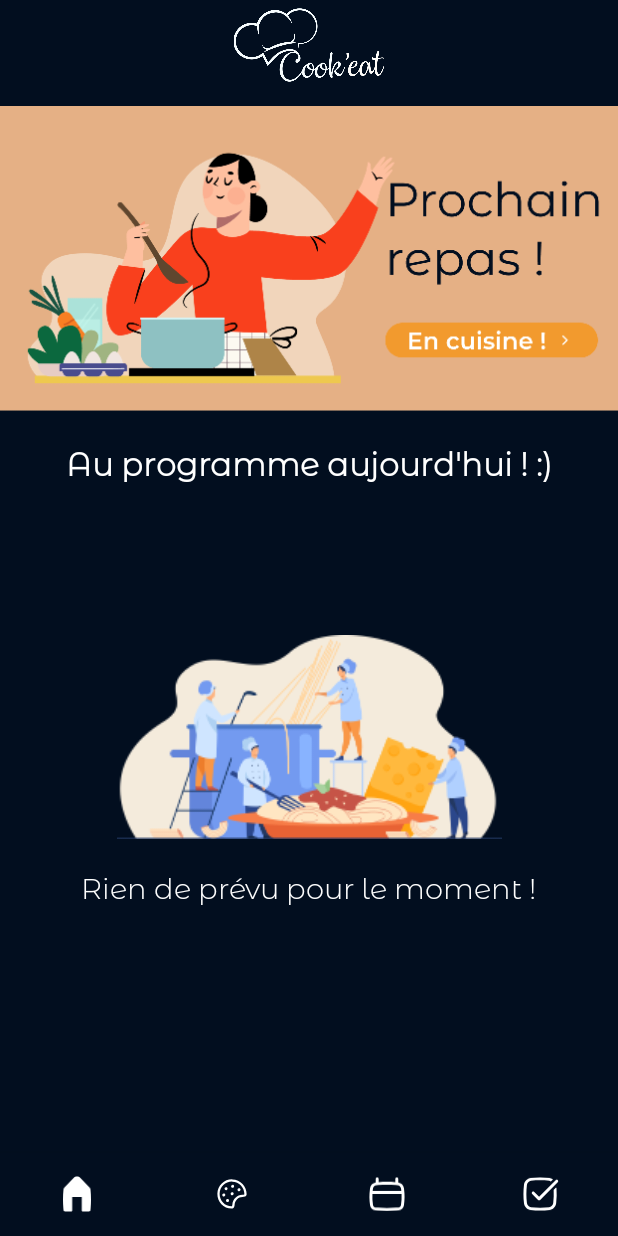
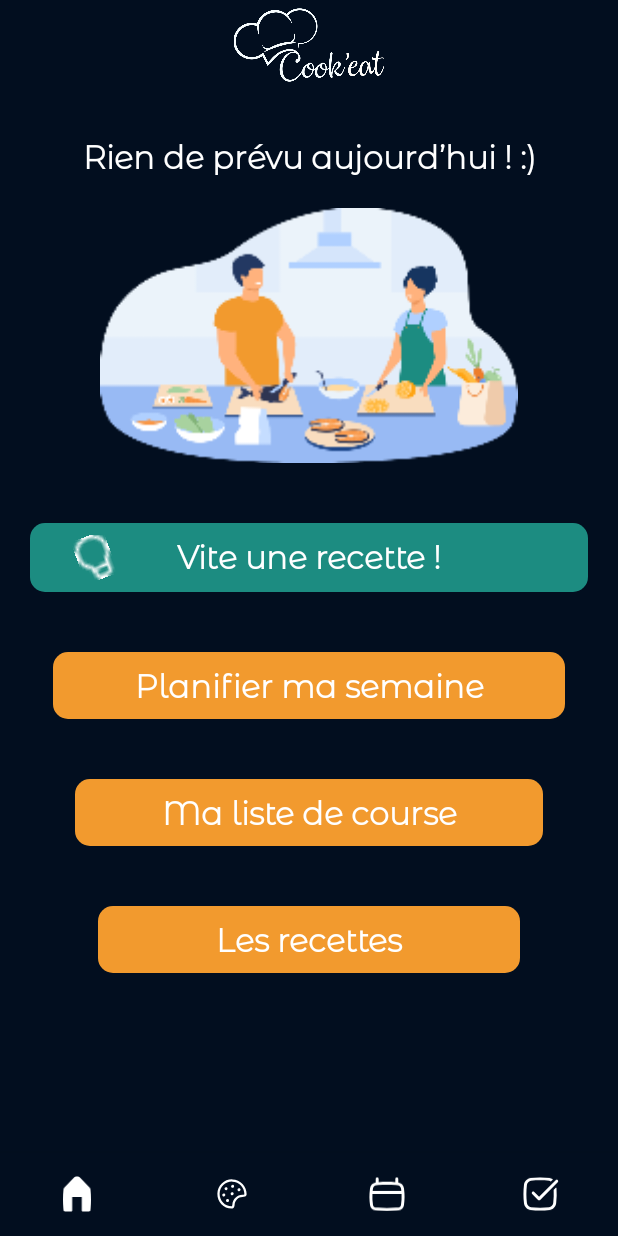
Before and after one commit to Justinb0507/courseList, an Android app: the screen it shows after launch (MainActivity), on a phone screen of 412 x 824 dp. Run offline under Robolectric (Android 15) with nearby library versions, the phone set to English and light mode, and no system bars; our stand-ins replace Firebase (no records; nobody signed in at launch, a user with empty details on screens opened directly); libraries missing offline, so code that uses them is left out: io.grpc; pictures from the network do not load.

Commit message:
Correcetion bug + home modification

```diff
--- a/app/src/main/java/fr/juju/myapplication/MainActivity.kt
+++ b/app/src/main/java/fr/juju/myapplication/MainActivity.kt
@@ -19,6 +19,8 @@ import java.util.logging.Logger.global
 
 class MainActivity : AppCompatActivity() {
 
+    lateinit var navigationView: BottomNavigationView
+
     override fun onCreate(savedInstanceState: Bundle?) {
         super.onCreate(savedInstanceState)
         setContentView(R.layout.activity_main)
@@ -26,7 +28,7 @@ class MainActivity : AppCompatActivity() {
         unprintSoir()
         unprintApero()
         unprintMidi()
-        val navigationView = findViewById<BottomNavigationView>(R.id.navigation_view)
+        navigationView = findViewById<BottomNavigationView>(R.id.navigation_view)
         navigationView.setOnNavigationItemSelectedListener {
             when(it.itemId){
                 R.id.home_page->{
@@ -61,6 +63,16 @@ class MainActivity : AppCompatActivity() {
                 else -> false
             }
         }
+    }
+
+    fun selectedCourse(){
+        navigationView.getMenu().getItem(3).setChecked(true)
+    }
+    fun selectedSemainier(){
+        navigationView.getMenu().getItem(2).setChecked(true)
+    }
+    fun selectedRecettes(){
+        navigationView.getMenu().getItem(1).setChecked(true)
     }
 
     fun hideKeyboard(){
--- a/app/src/main/java/fr/juju/myapplication/fragments/HomeFragment.kt
+++ b/app/src/main/java/fr/juju/myapplication/fragments/HomeFragment.kt
@@ -9,6 +9,7 @@ import android.view.ViewGroup
 import android.view.animation.AnimationUtils
 import android.widget.ImageView
 import android.widget.TextView
+import android.widget.Toast
 import androidx.constraintlayout.widget.ConstraintLayout
 import androidx.fragment.app.Fragment
 import androidx.recyclerview.widget.RecyclerView
@@ -38,9 +39,10 @@ class HomeFragment
     ): View? {
 
         val view = inflater?.inflate(R.layout.fragment_home, container, false)
-        var currentDays = semainierList.filter{s->s.id_semainier == currentDay}[0]
-
-        //var currentDays= SemainierModel()
+        var currentDays= SemainierModel()
+        if (semainierList.filter{s->s.id_semainier == currentDay}.isNotEmpty()){
+            var currentDays = semainierList.filter{s->s.id_semainier == currentDay}[0]
+        }
 
 
         if (currentDays.midi != "None"){
@@ -115,6 +117,24 @@ class HomeFragment
 
         if(currentDays.midi == "None" && currentDays.soir == "None" && currentDays.apero == "None"){
             view?.findViewById<ConstraintLayout>(R.id.NoRepas)?.visibility = View.VISIBLE
+            view?.findViewById<TextView>(R.id.currentDays)?.text = "Rien de prévu aujourd’hui ! :)"
+            view?.findViewById<ConstraintLayout>(R.id.vite_recette)?.setOnClickListener{
+                Toast.makeText(context, "Ben va falloir s'y mettre là hein...", Toast.LENGTH_SHORT).show()
+            }
+            view?.findViewById<TextView>(R.id.planning)?.setOnClickListener{
+                context.selectedSemainier()
+                context.loadFragment(SemainierFragment(context, "None"))
+            }
+            view?.findViewById<TextView>(R.id.course_liste)?.setOnClickListener{
+                context.selectedCourse()
+                context.loadFragment(CourseListeFragment(context))
+            }
+            view?.findViewById<TextView>(R.id.recettes)?.setOnClickListener{
+                context.selectedRecettes()
+                context.loadFragment(FiltreRepasFragment(context, "None", "None"))
+            }
+
+
         }
 
         val translate = AnimationUtils.loadAnimation(context, R.anim.translate_anim)
--- a/app/src/main/res/layout/fragment_home.xml
+++ b/app/src/main/res/layout/fragment_home.xml
@@ -18,12 +18,14 @@
 
     <ImageView
         android:id="@+id/imageView2"
-        android:layout_width="wrap_content"
-        android:layout_height="wrap_content"
-        android:src="@drawable/next_meal"
+        android:layout_width="317dp"
+        android:layout_height="170dp"
+        android:layout_marginTop="@dimen/default_margin"
+        android:adjustViewBounds="true"
+        android:src="@drawable/home_image"
         app:layout_constraintEnd_toEndOf="parent"
         app:layout_constraintStart_toStartOf="parent"
-        app:layout_constraintTop_toTopOf="parent" />
+        app:layout_constraintTop_toBottomOf="@+id/currentDays" />
 
     <TextView
         android:id="@+id/currentDays"
@@ -31,19 +33,19 @@
         android:layout_width="wrap_content"
         android:layout_height="match_parent"
         android:layout_marginTop="@dimen/default_margin"
-        android:text="Au programme aujourd'hui ! :)"
+        android:text="C’est l’heure de se \n mettre en cuisine ! :)"
         app:layout_constraintEnd_toEndOf="parent"
         app:layout_constraintStart_toStartOf="parent"
-        app:layout_constraintTop_toBottomOf="@+id/imageView2" />
+        app:layout_constraintTop_toTopOf="parent" />
 
     <LinearLayout
+        android:id="@+id/linearLayout6"
         android:layout_width="match_parent"
         android:layout_height="wrap_content"
         android:orientation="vertical"
         app:layout_constraintEnd_toEndOf="parent"
-        android:layout_marginTop="@dimen/default_margin"
         app:layout_constraintStart_toStartOf="parent"
-        app:layout_constraintTop_toBottomOf="@+id/currentDays">
+        app:layout_constraintTop_toBottomOf="@+id/imageView2">
 
         <androidx.constraintlayout.widget.ConstraintLayout
             android:id="@+id/Midi"
@@ -76,8 +78,7 @@
                     android:id="@+id/image_item2"
                     android:layout_width="match_parent"
                     android:layout_height="match_parent"
-                    android:scaleType="centerCrop"
-                     />
+                    android:scaleType="centerCrop" />
             </androidx.cardview.widget.CardView>
 
 
@@ -164,8 +165,7 @@
                     android:id="@+id/image_item4"
                     android:layout_width="match_parent"
                     android:layout_height="match_parent"
-                    android:scaleType="centerCrop"
-                    />
+                    android:scaleType="centerCrop" />
             </androidx.cardview.widget.CardView>
 
             <TextView
@@ -261,8 +261,7 @@
                     android:id="@+id/image_item3"
                     android:layout_width="match_parent"
                     android:layout_height="match_parent"
-                    android:scaleType="centerCrop"
-                     />
+                    android:scaleType="centerCrop" />
             </androidx.cardview.widget.CardView>
 
             <TextView
@@ -339,35 +338,100 @@
 
         </androidx.constraintlayout.widget.ConstraintLayout>
 
-
         <androidx.constraintlayout.widget.ConstraintLayout
             android:id="@+id/NoRepas"
             android:layout_width="match_parent"
             android:layout_height="wrap_content"
-            android:layout_marginTop="80dp">
+            android:layout_marginTop="40dp">
 
-            <ImageView
-                android:id="@+id/imageView5"
-                android:layout_width="315dp"
-                android:layout_height="136dp"
-                android:src="@drawable/norepas"
+            <androidx.constraintlayout.widget.ConstraintLayout
+                android:id="@+id/vite_recette"
+                android:layout_width="match_parent"
+                android:layout_height="wrap_content"
+                android:layout_marginLeft="@dimen/default_margin"
+                android:layout_marginRight="@dimen/default_margin"
+                android:background="@drawable/rounded_corner"
+                android:gravity="center"
+                android:padding="8dp"
+                android:text="Vite une recette !"
                 app:layout_constraintEnd_toEndOf="parent"
                 app:layout_constraintStart_toStartOf="parent"
-                app:layout_constraintTop_toTopOf="parent" />
+                app:layout_constraintTop_toTopOf="parent">
+
+                <ImageView
+                    android:layout_width="30dp"
+                    android:layout_height="30dp"
+                    android:layout_marginEnd="20dp"
+                    android:rotation="-20"
+                    android:src="@drawable/lamp"
+                    app:layout_constraintBottom_toBottomOf="@+id/vite_recette"
+                    app:layout_constraintEnd_toStartOf="@+id/textView7"
+                    app:layout_constraintStart_toStartOf="parent"
+                    app:layout_constraintTop_toTopOf="@+id/vite_recette" />
+
+                <TextView
+                    android:id="@+id/textView7"
+                    style="@style/TitleTextStyle"
+                    android:layout_width="wrap_content"
+                    android:layout_height="wrap_content"
+                    android:text="Vite une recette !"
+                    app:layout_constraintEnd_toEndOf="parent"
+                    app:layout_constraintStart_toStartOf="parent"
+                    app:layout_constraintTop_toTopOf="parent" />
+            </androidx.constraintlayout.widget.ConstraintLayout>
+
+
 
             <TextView
-                style="@style/SubstitleTextStyle"
-                android:layout_width="wrap_content"
+                android:id="@+id/planning"
+                style="@style/TitleTextStyle"
+                android:layout_width="match_parent"
                 android:layout_height="wrap_content"
-                android:layout_marginTop="@dimen/default_margin"
-                android:fontFamily="@font/montserratalternateslight"
-                android:text="Rien de prévu pour le moment !"
-                android:textColor="@color/white"
+                android:layout_marginLeft="35dp"
+                android:layout_marginRight="35dp"
+                android:gravity="center"
+                android:layout_marginTop="40dp"
+                android:background="@drawable/rounded_corner_affect"
+                android:padding="8dp"
+                android:text="Planifier ma semaine"
                 app:layout_constraintEnd_toEndOf="parent"
                 app:layout_constraintStart_toStartOf="parent"
-                app:layout_constraintTop_toBottomOf="@+id/imageView5" />
+                app:layout_constraintTop_toBottomOf="@+id/vite_recette" />
+
+            <TextView
+                android:id="@+id/course_liste"
+                style="@style/TitleTextStyle"
+                android:layout_width="match_parent"
+                android:layout_height="wrap_content"
+                android:layout_marginLeft="50dp"
+                android:layout_marginRight="50dp"
+                android:gravity="center"
+                android:layout_marginTop="40dp"
+                android:background="@drawable/rounded_corner_affect"
+                android:padding="8dp"
+                android:text="Ma liste de course"
+                app:layout_constraintEnd_toEndOf="parent"
+                app:layout_constraintStart_toStartOf="parent"
+                app:layout_constraintTop_toBottomOf="@+id/planning" />
+
+            <TextView
+                android:id="@+id/recettes"
+                style="@style/TitleTextStyle"
+                android:layout_width="match_parent"
+                android:layout_height="wrap_content"
+                android:layout_marginLeft="65dp"
+                android:layout_marginRight="65dp"
+                android:gravity="center"
+                android:layout_marginTop="40dp"
+                android:background="@drawable/rounded_corner_affect"
+                android:padding="8dp"
+                android:text="Les recettes"
+                app:layout_constraintEnd_toEndOf="parent"
+                app:layout_constraintStart_toStartOf="parent"
+                app:layout_constraintTop_toBottomOf="@+id/course_liste" />
 
         </androidx.constraintlayout.widget.ConstraintLayout>
+
     </LinearLayout>
 
 </androidx.constraintlayout.widget.ConstraintLayout>
```
Also changed, not shown: app/src/main/res/drawable-xxhdpi/home_image.png (added), app/src/main/res/drawable-xxxhdpi/lamp.png (added).
